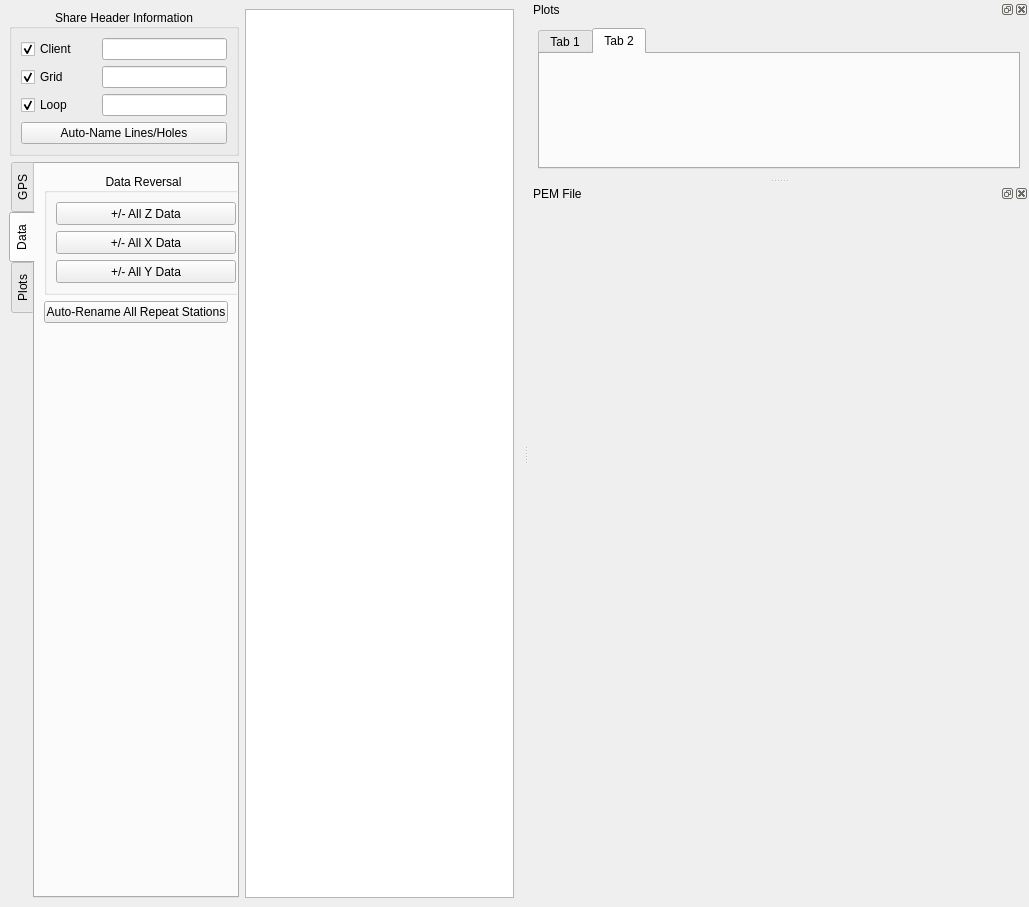
Before: the Qt Designer form src/qt_ui/pem_editor_window.ui in Eric-Meunier/Processor-Suite, drawn with Qt 5.
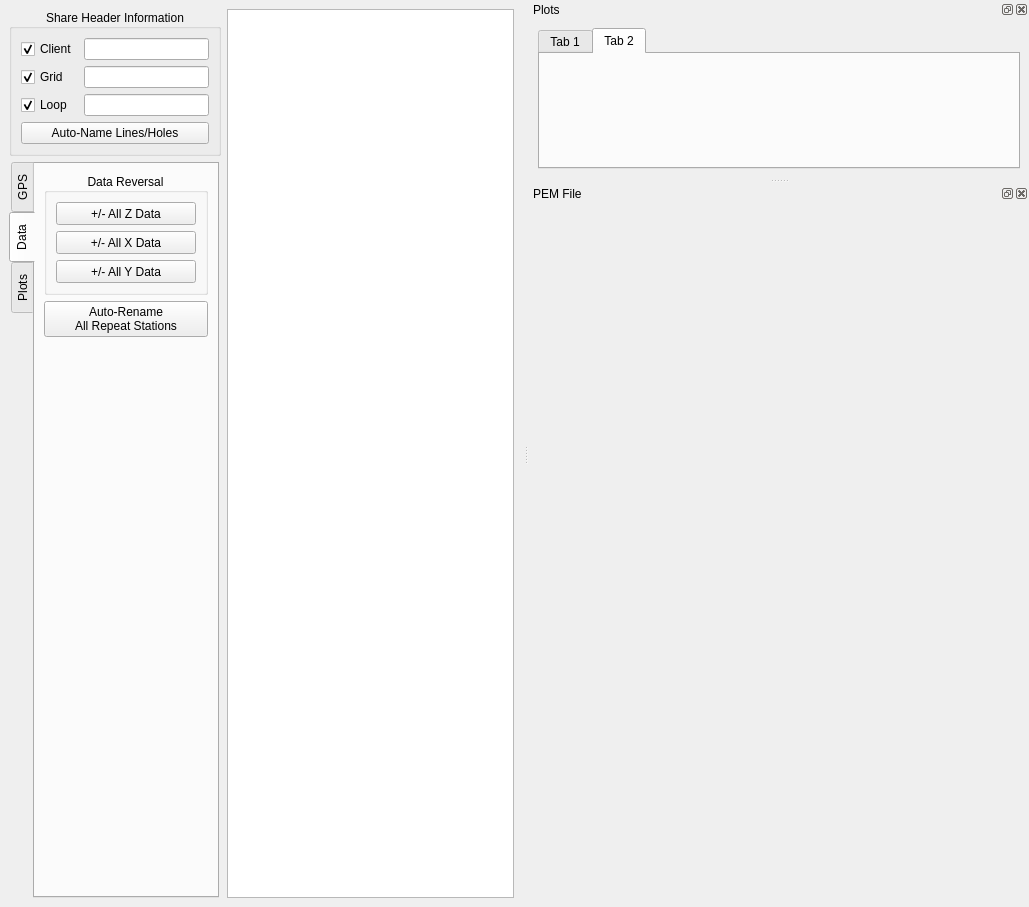
After: the same form once the commit is applied. The open tabs and pages were chosen to show the change.

Commit message: Fixed the spin boxes in PEMInfoWidget

```diff
--- a/src/qt_ui/pem_editor_window.ui
+++ b/src/qt_ui/pem_editor_window.ui
@@ -210,7 +210,7 @@
       </property>
       <property name="maximumSize">
        <size>
-        <width>230</width>
+        <width>210</width>
         <height>16777215</height>
        </size>
       </property>
@@ -418,17 +418,17 @@
         <string>Data</string>
        </attribute>
        <layout class="QVBoxLayout" name="verticalLayout_7">
-        <item alignment="Qt::AlignHCenter">
+        <item>
          <widget class="QGroupBox" name="groupBox_2">
           <property name="sizePolicy">
-           <sizepolicy hsizetype="Expanding" vsizetype="Maximum">
+           <sizepolicy hsizetype="Preferred" vsizetype="Maximum">
             <horstretch>0</horstretch>
             <verstretch>0</verstretch>
            </sizepolicy>
           </property>
           <property name="minimumSize">
            <size>
-            <width>200</width>
+            <width>0</width>
             <height>0</height>
            </size>
           </property>
@@ -441,9 +441,15 @@
           <layout class="QVBoxLayout" name="verticalLayout_2">
            <item>
             <widget class="QPushButton" name="reverseAllZButton">
+             <property name="sizePolicy">
+              <sizepolicy hsizetype="Preferred" vsizetype="Fixed">
+               <horstretch>0</horstretch>
+               <verstretch>0</verstretch>
+              </sizepolicy>
+             </property>
              <property name="minimumSize">
               <size>
-               <width>180</width>
+               <width>0</width>
                <height>23</height>
               </size>
              </property>
@@ -457,9 +463,15 @@
            </item>
            <item>
             <widget class="QPushButton" name="reverseAllXButton">
+             <property name="sizePolicy">
+              <sizepolicy hsizetype="Preferred" vsizetype="Fixed">
+               <horstretch>0</horstretch>
+               <verstretch>0</verstretch>
+              </sizepolicy>
+             </property>
              <property name="minimumSize">
               <size>
-               <width>180</width>
+               <width>0</width>
                <height>23</height>
               </size>
              </property>
@@ -471,11 +483,17 @@
              </property>
             </widget>
            </item>
-           <item alignment="Qt::AlignHCenter">
+           <item>
             <widget class="QPushButton" name="reverseAllYButton">
+             <property name="sizePolicy">
+              <sizepolicy hsizetype="Preferred" vsizetype="Fixed">
+               <horstretch>0</horstretch>
+               <verstretch>0</verstretch>
+              </sizepolicy>
+             </property>
              <property name="minimumSize">
               <size>
-               <width>180</width>
+               <width>0</width>
                <height>23</height>
               </size>
              </property>
@@ -493,7 +511,8 @@
         <item>
          <widget class="QPushButton" name="rename_all_repeat_stations_btn">
           <property name="text">
-           <string>Auto-Rename All Repeat Stations</string>
+           <string>Auto-Rename
+All Repeat Stations</string>
           </property>
          </widget>
         </item>
```
Left out of the diff: 29 changed lines with no effect on the pictures. The commit also changes 1 other file.
